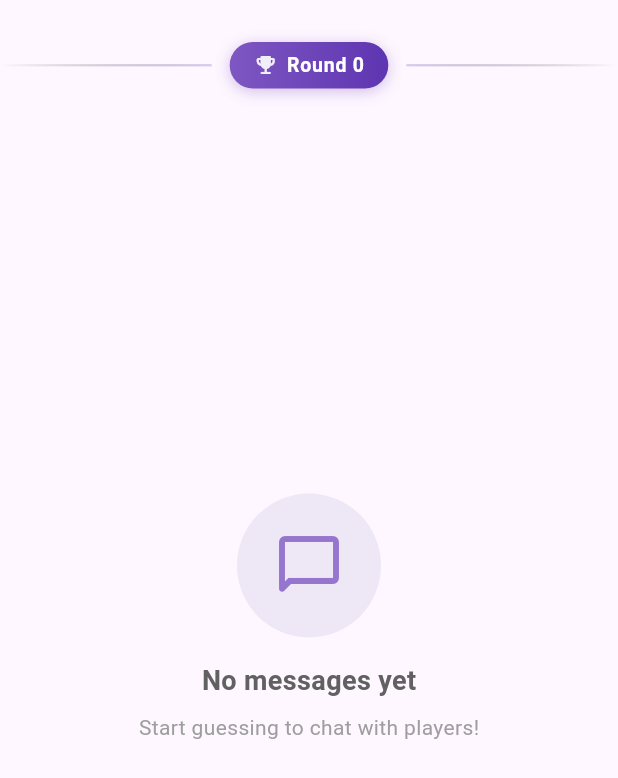
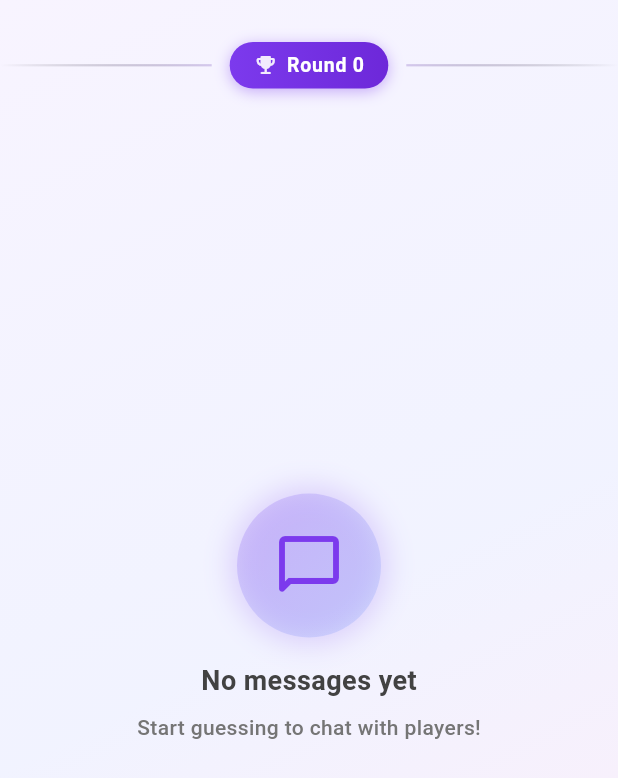
Before and after one commit to Fares-Abdi/Doodle, a Flutter app: the ChatMessagesList widget shown alone on an empty page, opened directly with empty values, on a phone screen of 412 x 824 dp. Shown: the top 778 px of the screen. Run offline on Flutter 3.47's test engine with Material 3 defaults, Android fonts, the phone set to English and light mode, and no system bars; our stand-ins replace audioplayers, shared_preferences; accounts and stored records are empty; network calls fail; Roboto replaces fonts that are missing (Poppins); project files that could hold a hidden picture were left out.

Commit message:
acceplatble design choices

```diff
--- a/Code/frontend/lib/widgets/enhanced_leaderboard.dart
+++ b/Code/frontend/lib/widgets/enhanced_leaderboard.dart
@@ -55,12 +55,11 @@ class _EnhancedLeaderboardState extends State<EnhancedLeaderboard>
           begin: Alignment.topLeft,
           end: Alignment.bottomRight,
           colors: [
-            Colors.blue.shade50,
-            Colors.blue.shade100.withOpacity(0.6),
-            Colors.purple.shade50.withOpacity(0.8),
+            const Color(0xFFD8B4FE),
+            const Color(0xFFC4B5FD).withOpacity(0.9),
+            const Color(0xFFA78BFA).withOpacity(0.85),
           ],
         ),
-        borderRadius: BorderRadius.circular(16),
       ),
       child: SingleChildScrollView(
         physics: const BouncingScrollPhysics(),
--- a/Code/frontend/lib/widgets/game_room/chat_messages_list.dart
+++ b/Code/frontend/lib/widgets/game_room/chat_messages_list.dart
@@ -76,16 +76,16 @@ class _ChatMessagesListState extends State<ChatMessagesList> {
                     margin: const EdgeInsets.symmetric(horizontal: 12),
                     padding: const EdgeInsets.symmetric(horizontal: 16, vertical: 6),
                     decoration: BoxDecoration(
-                      gradient: LinearGradient(
+                      gradient: const LinearGradient(
                         colors: [
-                          Colors.deepPurple.shade400,
-                          Colors.deepPurple.shade600,
+                          Color(0xFF7C3AED),
+                          Color(0xFF6D28D9),
                         ],
                       ),
                       borderRadius: BorderRadius.circular(20),
                       boxShadow: [
                         BoxShadow(
-                          color: Colors.deepPurple.withOpacity(0.3),
+                          color: const Color(0xFF7C3AED).withOpacity(0.4),
                           blurRadius: 8,
                           offset: const Offset(0, 2),
                         ),
@@ -209,13 +209,27 @@ class _ChatMessagesListState extends State<ChatMessagesList> {
                   Container(
                     padding: const EdgeInsets.all(24),
                     decoration: BoxDecoration(
-                      color: Colors.deepPurple.shade50,
+                      gradient: LinearGradient(
+                        begin: Alignment.topLeft,
+                        end: Alignment.bottomRight,
+                        colors: [
+                          const Color(0xFF7C3AED).withOpacity(0.2),
+                          const Color(0xFF3B82F6).withOpacity(0.15),
+                        ],
+                      ),
                       shape: BoxShape.circle,
+                      boxShadow: [
+                        BoxShadow(
+                          color: const Color(0xFF7C3AED).withOpacity(0.2),
+                          blurRadius: 16,
+                          spreadRadius: 4,
                         ),
-                    child: Icon(
+                      ],
+                    ),
+                    child: const Icon(
                       Icons.chat_bubble_outline_rounded,
                       size: 48,
-                      color: Colors.deepPurple.shade300,
+                      color: Color(0xFF7C3AED),
                     ),
                   ),
                   const SizedBox(height: 16),
@@ -224,7 +238,8 @@ class _ChatMessagesListState extends State<ChatMessagesList> {
                     style: TextStyle(
                       fontSize: 18,
                       fontWeight: FontWeight.w600,
-                      color: Colors.grey.shade700,
+                      color: Colors.grey.shade800,
+                      letterSpacing: 0.3,
                     ),
                   ),
                   const SizedBox(height: 8),
@@ -232,7 +247,8 @@ class _ChatMessagesListState extends State<ChatMessagesList> {
                     'Start guessing to chat with players!',
                     style: TextStyle(
                       fontSize: 14,
-                      color: Colors.grey.shade500,
+                      color: Colors.grey.shade600,
+                      fontWeight: FontWeight.w500,
                     ),
                   ),
                 ],
@@ -247,7 +263,20 @@ class _ChatMessagesListState extends State<ChatMessagesList> {
   @override
   Widget build(BuildContext context) {
     if (widget.messages.isEmpty) {
-      return Stack(
+      return Container(
+        decoration: BoxDecoration(
+          gradient: LinearGradient(
+            begin: Alignment.topLeft,
+            end: Alignment.bottomRight,
+            colors: [
+              const Color(0xFFF8F4FF),
+              const Color(0xFFEEF2FF).withOpacity(0.8),
+              const Color(0xFFFFE8F5).withOpacity(0.7),
+            ],
+            stops: const [0.0, 0.5, 1.0],
+          ),
+        ),
+        child: Stack(
           children: [
             _buildEmptyState(),
             Positioned(
@@ -257,6 +286,7 @@ class _ChatMessagesListState extends State<ChatMessagesList> {
               child: _buildRoundDivider(widget.session.currentRound),
             ),
           ],
+        ),
       );
     }
 
@@ -283,11 +313,25 @@ class _ChatMessagesListState extends State<ChatMessagesList> {
       items.add(_buildRoundDivider(widget.session.currentRound));
     }
 
-    return ListView(
+    return Container(
+      decoration: BoxDecoration(
+        gradient: LinearGradient(
+          begin: Alignment.topLeft,
+          end: Alignment.bottomRight,
+          colors: [
+            const Color(0xFFF8F4FF),
+            const Color(0xFFEEF2FF).withOpacity(0.8),
+            const Color(0xFFFFE8F5).withOpacity(0.7),
+          ],
+          stops: const [0.0, 0.5, 1.0],
+        ),
+      ),
+      child: ListView(
         controller: widget.controller,
         padding: const EdgeInsets.symmetric(horizontal: 8, vertical: 12),
         physics: const BouncingScrollPhysics(),
         children: items,
+      ),
     );
   }
 }
--- a/Code/frontend/lib/widgets/game_room/message_input.dart
+++ b/Code/frontend/lib/widgets/game_room/message_input.dart
@@ -14,10 +14,17 @@ class MessageInput extends StatelessWidget {
     if (isDrawer) {
       return Container(
         decoration: BoxDecoration(
-          color: Colors.grey.shade100,
+          gradient: LinearGradient(
+            colors: [
+              Colors.deepPurple.shade400,
+              Colors.deepPurple.shade600,
+            ],
+            begin: Alignment.topLeft,
+            end: Alignment.bottomRight,
+          ),
           border: Border(
             top: BorderSide(
-              color: Colors.grey.shade300,
+              color: Colors.deepPurple.shade700,
               width: 1,
             ),
           ),
@@ -32,14 +39,15 @@ class MessageInput extends StatelessWidget {
           child: Row(
             mainAxisAlignment: MainAxisAlignment.center,
             children: [
-              Icon(Icons.lock, color: Colors.grey.shade500, size: 20),
+              Icon(Icons.lock, color: Colors.white.withOpacity(0.9), size: 20),
               const SizedBox(width: 8),
               Text(
                 'Drawer cannot chat',
                 style: TextStyle(
-                  color: Colors.grey.shade600,
+                  color: Colors.white.withOpacity(0.9),
                   fontSize: 14,
                   fontStyle: FontStyle.italic,
+                  fontWeight: FontWeight.w500,
                 ),
               ),
             ],
```
Lines whose indentation alone changed are shown as unchanged.
